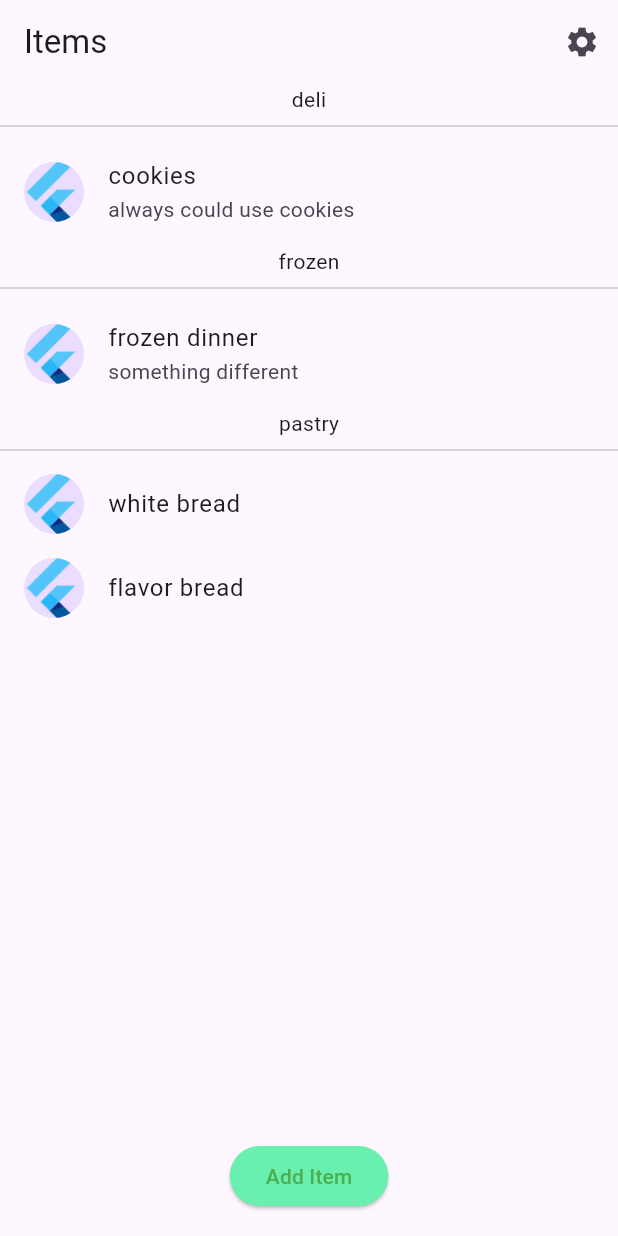
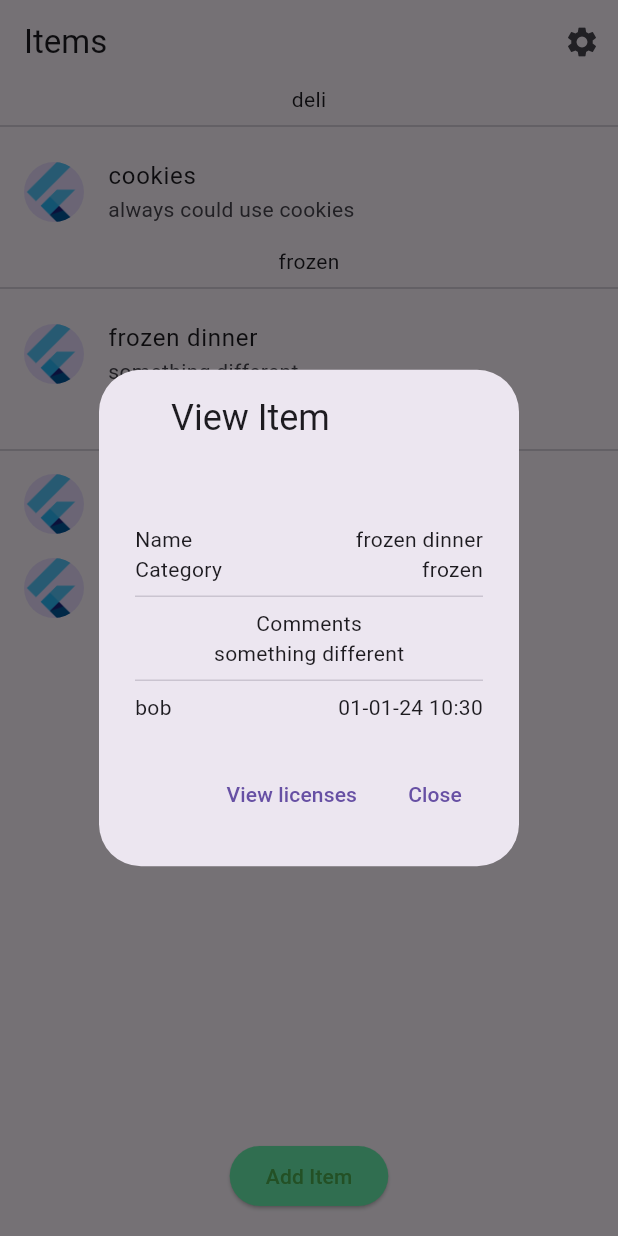
Before and after one commit to JoeyShapiro/Kale, a Flutter app: the screen it shows after launch, after a tap on "frozen dinner", on a phone screen of 412 x 824 dp. Run offline on Flutter 3.47's test engine with Material 3 defaults, Android fonts, the phone set to English and light mode, and no system bars; our stand-ins replace font_awesome_flutter; generated files the repository leaves out were written again.

Commit message:
added modal

```diff
--- a/kale/lib/src/groceries/groceries_list.dart
+++ b/kale/lib/src/groceries/groceries_list.dart
@@ -2,6 +2,7 @@ import 'dart:ui';
 
 import 'package:flutter/material.dart';
 import 'package:font_awesome_flutter/font_awesome_flutter.dart';
+import 'package:intl/intl.dart';
 import '../settings/settings_controller.dart';
 
 import '../settings/settings_view.dart';
@@ -56,10 +57,14 @@ class _GroceryListState extends State<GroceryList> {
     ];
 
     items = <GroceryItem>[
-      const GroceryItem(1, 'white bread', 'pastry', null),
-      const GroceryItem(2, 'flavor bread', 'pastry', null),
-      const GroceryItem(3, 'cookies', 'deli', 'always could use cookies'),
-      const GroceryItem(4, 'frozen dinner', 'frozen', 'something different')
+      GroceryItem(1, 'white bread', 'pastry', null, false, null, null, "bob",
+          DateTime.now()),
+      GroceryItem(2, 'flavor bread', 'pastry', null, false, true, true, "alice",
+          DateTime.now()),
+      GroceryItem(3, 'cookies', 'deli', 'always could use cookies', false, null,
+          null, "zelda", DateTime.now()),
+      GroceryItem(4, 'frozen dinner', 'frozen', 'something different', false,
+          false, null, "bob", DateTime.now())
     ];
 
     focusAddItem = FocusNode();
@@ -148,7 +153,54 @@ class _GroceryListState extends State<GroceryList> {
                                     foregroundImage: AssetImage(
                                         'assets/images/flutter_logo.png'),
                                   ),
-                                  onTap: () {}),
+                                  onTap: () {
+                                    showDialog(
+                                      context: context,
+                                      builder: (context) {
+                                        return AboutDialog(
+                                          applicationName: "View Item",
+                                          children: [
+                                            Column(children: [
+                                              Row(
+                                                mainAxisAlignment:
+                                                    MainAxisAlignment
+                                                        .spaceBetween,
+                                                children: [
+                                                  const Text("Name"),
+                                                  Text(item.name),
+                                                ],
+                                              ),
+                                              Row(
+                                                mainAxisAlignment:
+                                                    MainAxisAlignment
+                                                        .spaceBetween,
+                                                children: [
+                                                  const Text("Category"),
+                                                  Text(item.category),
+                                                ],
+                                              ),
+                                              const Divider(),
+                                              const Text("Comments"),
+                                              Text(item.comments ?? ""),
+                                              const Divider(),
+                                              Row(
+                                                mainAxisAlignment:
+                                                    MainAxisAlignment
+                                                        .spaceBetween,
+                                                children: [
+                                                  Text(item.addedBy),
+                                                  Text(DateFormat(
+                                                          "MM-dd-yy kk:mm")
+                                                      .format(
+                                                          item.lastUpdated)),
+                                                ],
+                                              ),
+                                            ])
+                                          ],
+                                        );
+                                      },
+                                    );
+                                  }),
                               onDismissed: (direction) {
                                 final success = items.remove(item);
                                 if (!success) {
@@ -294,8 +346,16 @@ class _GroceryListState extends State<GroceryList> {
                               final category = itemCategory.text;
                               final comments = '';
                               print('add "$name" "$category" "$comments"');
-                              items.add(
-                                  GroceryItem(-1, name, category, comments));
+                              items.add(GroceryItem(
+                                  -1,
+                                  name,
+                                  category,
+                                  comments,
+                                  false,
+                                  null,
+                                  null,
+                                  "bob",
+                                  DateTime.now()));
 
                               itemName.text = '';
                               itemCategory.text = '';
--- a/kale/lib/src/groceries/grocery_item.dart
+++ b/kale/lib/src/groceries/grocery_item.dart
@@ -1,14 +1,31 @@
 /// A placeholder class that represents an entity or model.
 class GroceryItem {
   const GroceryItem(
-    this.id,
-    this.name,
-    this.category,
-    this.comments,
-  );
+      this.id,
+      this.name,
+      this.category,
+      this.comments,
+      this.collected,
+      this.importance,
+      this.match,
+      this.addedBy,
+      this.lastUpdated);
 
   final int id;
   final String name;
   final String category; // maybe use a number and have a list of Category
   final String? comments;
+  final bool collected;
+
+  // these are clever
+  /*
+    true = important
+    false = not important
+    null = normal
+  */
+  final bool? importance;
+  final bool? match;
+
+  final String addedBy;
+  final DateTime lastUpdated;
 }
```
Also changed, not shown: 1 other file.
